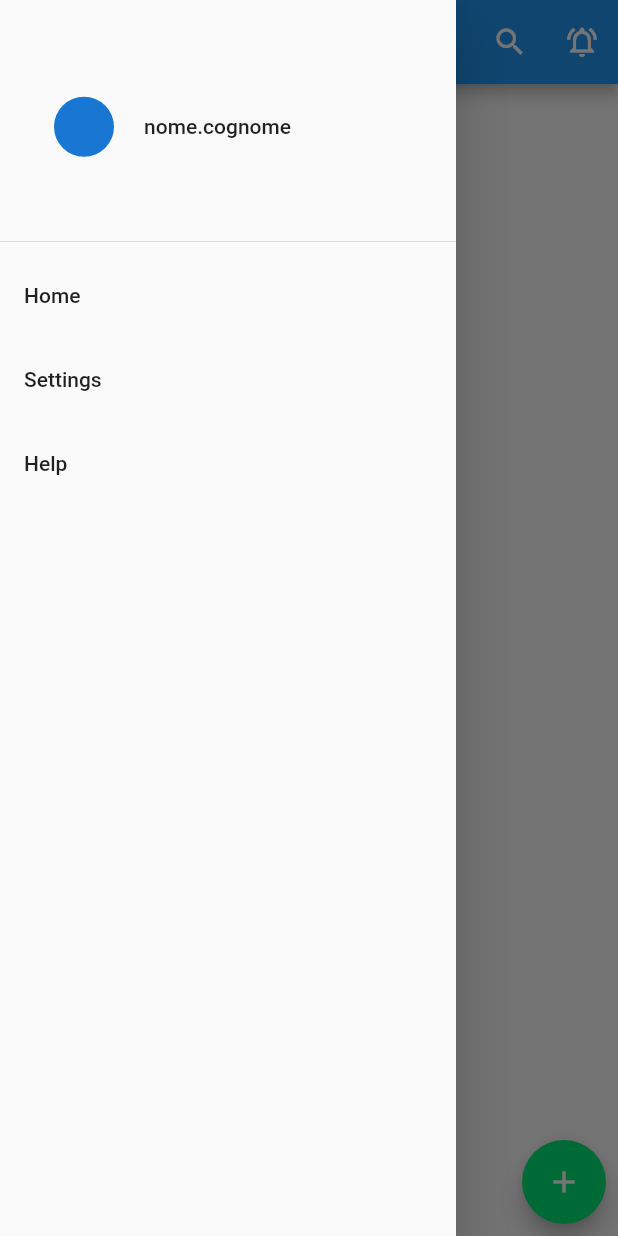
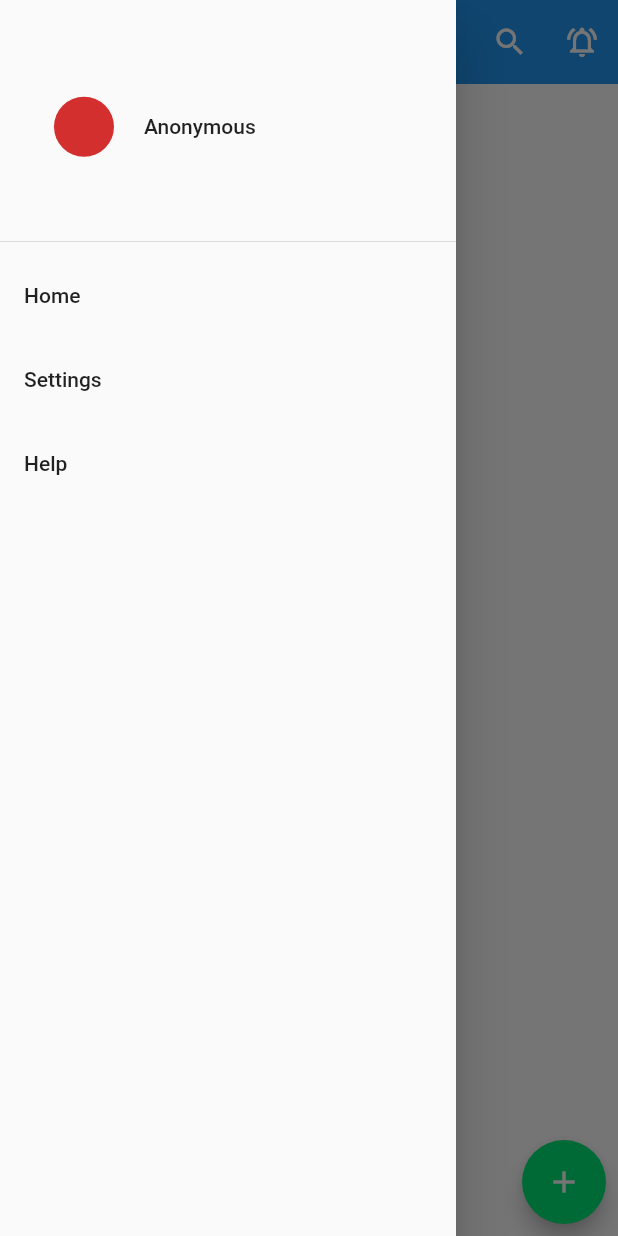
Before and after one commit to AndreaAlbertoMarchesi/checklist_app, a Flutter app: the screen it shows after launch, with the side drawer open, on a phone screen of 412 x 824 dp. Run offline on Flutter 3.47's test engine with Material 2 defaults, Android fonts, the phone set to English and light mode, and no system bars; our stand-ins replace cloud_firestore, firebase_auth, firebase_core, percent_indicator, shared_preferences, swipe_to and 1 more; accounts and stored records are empty; generated files the repository leaves out were written again.

Commit message:
Adding Sign In methods, now working and with also Log out Add dark mode and Shared preferences

```diff
--- a/lib/model/AppState.dart
+++ b/lib/model/AppState.dart
@@ -1,4 +1,4 @@
-import 'package:checklist_app/controller/Storage.dart';
+import 'package:checklist_app/model/AppUser.dart';
 import 'package:checklist_app/services/Database.dart';
 import 'package:flutter/cupertino.dart';
 import 'package:flutter/material.dart';
@@ -14,6 +14,7 @@ class AppState extends ChangeNotifier {
   List<Task> selectedListOfTasks = [];
   List<List<Task>> selectedListOfTasksPath = [];
 
+  AppUser appUser = new AppUser(email: "Anonymous", uid: "Anonymous");
 
   openTask(Task task){
     parentTask = task;
@@ -51,4 +52,96 @@ class AppState extends ChangeNotifier {
   void backToRoot() {
     notifyListeners();
   }
+
+  void setCredential(AppUser user){
+    appUser.email = user.email;
+    appUser.uid = user.uid;
+    notifyListeners();
+  }
+
+  void signOut(){
+    appUser.email = "Anonymous";
+    appUser.uid = "Anonymous";
+    notifyListeners();
+  }
+
+  /*void updateTaskPathPercentage(List<Task> tp) {
+    tp.reversed.forEach((task) {
+      task.updatePercentage();
+    });
+    storage.writeData(root);
+    notifyListeners();
+  }
+
+  void addTask(String title) {
+    task.children.add(Task(title));
+    updateTaskPathPercentage(task.children);
+    print(taskPath.map((e) => e.title).toString());
+    storage.writeData(root);
+    notifyListeners();
+  }
+
+  void deleteTask(Task task, Task parent) {
+    parent.children.remove(task);
+    updateTaskPathPercentage(taskPath);
+    storage.writeData(root);
+    notifyListeners();
+  }
+
+  void backToTask(Task task) {
+    taskPath.removeRange(taskPath.indexOf(task) + 1, taskPath.length);
+    this.task = task;
+    notifyListeners();
+  }
+
+  void backToPreviousTask() {
+    if (taskPath.length > 1) {
+      taskPath.removeLast();
+      this.task = taskPath.last;
+      notifyListeners();
+    }
+  }
+
+  void backToRoot() {
+    taskPath.clear();
+    taskPath.add(root);
+    this.task = root;
+    notifyListeners();
+  }
+
+  void openTask(Task task) {
+    if(!selectedListOfTasks.contains(task)) {
+      taskPath.add(task);
+      this.task = task;
+      notifyListeners();
+    }
+  }
+
+  void moveTask() {
+
+    for(List<Task> tsp in selectedListOfTasksPath){
+      Task tempTask = selectedListOfTasks.first;
+      tsp.last.children.remove(tempTask);
+      updateTaskPathPercentage(tsp.last.children);
+
+      task.children.add(tempTask);
+      selectedListOfTasks.remove(tempTask);
+      updateTaskPathPercentage(taskPath);
+    }
+    selectedListOfTasks.clear();
+    selectedListOfTasksPath.clear();
+
+    notifyListeners();
+  }
+
+  void handleReorder(int oldIndex, int newIndex) {
+    if (oldIndex < newIndex) {
+      newIndex -= 1;
+    }
+    final element = task.children.removeAt(oldIndex);
+    task.children.insert(newIndex, element);
+
+    notifyListeners();
+  }*/
+
 }
--- /dev/null
+++ b/lib/view/Settings/DarkThemeProvider.dart
@@ -0,0 +1,16 @@
+import 'package:checklist_app/view/Settings/DarkThemeState.dart';
+import 'package:checklist_app/view/Settings/SettingsPage.dart';
+import 'package:checklist_app/view/home/Home.dart';
+import 'package:flutter/material.dart';
+import 'package:provider/provider.dart';
+
+
+
+class DarkThemeProvider extends StatelessWidget {
+  @override
+  Widget build(BuildContext context) {
+    return ChangeNotifierProvider(
+        create: (_) => DarkThemeState(),
+        child: Home());
+  }
+}
--- /dev/null
+++ b/lib/view/Settings/DarkThemeState.dart
@@ -0,0 +1,16 @@
+import 'package:checklist_app/view/Settings/SharedPreferences.dart';
+import 'package:flutter/material.dart';
+
+class DarkThemeState with ChangeNotifier {
+
+  DarkThemePreference darkThemePreference = DarkThemePreference();
+  bool _darkTheme = false;
+
+  bool get darkTheme => _darkTheme;
+
+  set darkTheme(bool value) {
+    _darkTheme = value;
+    darkThemePreference.setDarkTheme(value);
+    notifyListeners();
+  }
+}
--- /dev/null
+++ b/lib/view/Settings/SharedPreferences.dart
@@ -0,0 +1,15 @@
+import 'package:shared_preferences/shared_preferences.dart';
+
+class DarkThemePreference {
+  static const THEME_STATUS = "THEMESTATUS";
+
+  setDarkTheme(bool value) async {
+    SharedPreferences prefs = await SharedPreferences.getInstance();
+    prefs.setBool(THEME_STATUS, value);
+  }
+
+  Future<bool> getTheme() async {
+    SharedPreferences prefs = await SharedPreferences.getInstance();
+    return prefs.getBool(THEME_STATUS) ?? false;
+  }
+}
--- /dev/null
+++ b/lib/view/Settings/Styles.dart
@@ -0,0 +1,43 @@
+import 'dart:ui';
+
+import 'package:flutter/material.dart';
+
+class Styles {
+
+  static ThemeData themeData(bool isDarkTheme, BuildContext context) {
+    return ThemeData(
+      primarySwatch: Colors.red,
+      primaryColor: isDarkTheme ? Colors.grey[900] : Colors.blue,
+      scaffoldBackgroundColor: isDarkTheme? Colors.black87 : Colors.white,
+
+      backgroundColor: isDarkTheme ? Colors.black87: Color(0xffF1F5FB),
+
+      textTheme: TextTheme().apply(
+        bodyColor: isDarkTheme ? Colors.black : Colors.black,
+        displayColor: isDarkTheme ? Colors.black : Colors.black,
+      ),
+
+      indicatorColor: isDarkTheme ? Color(0xff0E1D36) : Color(0xffCBDCF8),
+      buttonColor: isDarkTheme ? Color(0xff3B3B3B) : Color(0xffF1F5FB),
+
+      hintColor: isDarkTheme ? Color(0xff280C0B) : Color(0xffEECED3),
+
+      highlightColor: isDarkTheme ? Colors.blueAccent[700]: Colors.lightBlue[50],
+      hoverColor: isDarkTheme ? Color(0xff3A3A3B) : Color(0xff4285F4),
+
+      focusColor: isDarkTheme ? Color(0xff0B2512) : Color(0xffA8DAB5),
+      disabledColor: Colors.grey,
+      textSelectionColor: isDarkTheme ? Colors.black : Colors.black,
+      cardColor: isDarkTheme ? Color(0xFF151515) : Colors.white,
+
+      canvasColor: isDarkTheme ? Colors.black : Colors.grey[50],
+      brightness: isDarkTheme ? Brightness.dark : Brightness.light,
+      buttonTheme: Theme.of(context).buttonTheme.copyWith(
+          colorScheme: isDarkTheme ? ColorScheme.dark() : ColorScheme.light()),
+      appBarTheme: AppBarTheme(
+        elevation: 0.0,
+      ),
+    );
+
+  }
+}
--- a/lib/view/authentication/LoadingPage.dart
+++ b/lib/view/authentication/LoadingPage.dart
@@ -4,9 +4,11 @@ class Loading extends StatelessWidget {
   @override
   Widget build(BuildContext context) {
     return Container(
-      color: Colors.cyan[100],
+      color: Colors.lightBlue[100],
       child: Center(
-        child: Text("loading"),
+        child: Card(
+          child: Text("Loading"),
+        ),
       ),
     );
   }
--- a/lib/view/home/AppStateProvider.dart
+++ b/lib/view/home/AppStateProvider.dart
@@ -1,5 +1,5 @@
 import 'package:checklist_app/model/AppState.dart';
-import 'package:checklist_app/services/Database.dart';
+import 'package:checklist_app/view/Settings/DarkThemeProvider.dart';
 import 'package:flutter/material.dart';
 import 'package:provider/provider.dart';
 
@@ -11,7 +11,8 @@ class AppStateProvider extends StatelessWidget {
 
     return ChangeNotifierProvider(
         create: (_) => AppState(),
-        child: Home()
+        child: DarkThemeProvider(
+        ),
     );
   }
 }
--- a/lib/view/home/Home.dart
+++ b/lib/view/home/Home.dart
@@ -1,6 +1,8 @@
 import 'package:checklist_app/controller/Search.dart';
 import 'package:checklist_app/controller/Storage.dart';
 import 'package:checklist_app/model/AppState.dart';
+import 'package:checklist_app/view/Settings/DarkThemeState.dart';
+import 'package:checklist_app/view/Settings/Styles.dart';
 import 'package:checklist_app/model/Task.dart';
 import 'package:checklist_app/services/Database.dart';
 import 'package:checklist_app/view/home/AddButton.dart';
@@ -20,14 +22,25 @@ class Home extends StatefulWidget {
 
 class HomeState extends State<Home> {
 
+  DarkThemeState darkThemeState = new DarkThemeState();
+
+  @override
+  void initState() {
+    super.initState();
+    getCurrentAppTheme();
+  }
+  void getCurrentAppTheme() async {
+    darkThemeState.darkTheme =
+    await darkThemeState.darkThemePreference.getTheme();
+  }
+
   @override
   Widget build(BuildContext context) {
     final appState = context.watch<AppState>();
-
-
+    final darkState = context.watch<DarkThemeState>();
 
     return MaterialApp(
-      theme: ThemeData.light(),
+      theme: Styles.themeData(darkState.darkTheme, context),
       home: WillPopScope(
         onWillPop: () async {
           appState.backToPreviousTask();
--- a/lib/view/home/SideMenu.dart
+++ b/lib/view/home/SideMenu.dart
@@ -1,5 +1,6 @@
 
 import 'package:checklist_app/model/AppState.dart';
+import 'package:checklist_app/view/Settings/DarkThemeProvider.dart';
 import 'package:checklist_app/view/Settings/SettingsPage.dart';
 import 'package:flutter/cupertino.dart';
 import 'package:flutter/material.dart';
@@ -22,7 +23,7 @@ class SideMenu extends StatelessWidget {
                     child: CircleAvatar(
                     ),
                   ),
-                  Text("nome.cognome")
+                  Text(appState.appUser.email)
                 ],
               )
           ),
@@ -37,7 +38,9 @@ class SideMenu extends StatelessWidget {
             title: Text('Settings'),
             onTap: () {
               Navigator.of(context).pop();
-              Navigator.push(context, MaterialPageRoute(builder: (context) => SettingsPage()));
+              Navigator.of(context).push(
+                  MaterialPageRoute(builder: (context) => SettingsPage())
+              );
             },
           ),
           ListTile(
--- a/lib/view/tasks/ParentTaskItem.dart
+++ b/lib/view/tasks/ParentTaskItem.dart
@@ -1,5 +1,6 @@
 import 'package:checklist_app/model/AppState.dart';
 import 'package:checklist_app/model/Task.dart';
+import 'package:checklist_app/view/Settings/DarkThemeState.dart';
 import 'package:checklist_app/services/Database.dart';
 import 'package:cloud_firestore/cloud_firestore.dart';
 import 'package:flutter/material.dart';
@@ -11,6 +12,15 @@ class ParentTaskItem extends StatelessWidget {
   @override
   Widget build(BuildContext context) {
     final appState = context.watch<AppState>();
+    final darkState = context.watch<DarkThemeState>();
+
+    Color getColor(){
+      if(darkState.darkTheme){
+        return Colors.blueGrey;
+      }else{
+        return Colors.lightBlue[50];
+      }
+    }
 
     return StreamBuilder(
         stream: Database.getTaskStream(appState.parentTask.id),
@@ -24,9 +34,9 @@ class ParentTaskItem extends StatelessWidget {
               child: Container(
                 decoration: BoxDecoration(
                   borderRadius: BorderRadius.circular(10),
-                  color: Colors.lightBlue[100],
+                  color: getColor(),
                   boxShadow: [
-                    BoxShadow(color: Colors.lightBlue[100], spreadRadius: 3),
+                    BoxShadow(color: getColor(), spreadRadius: 3),
                   ],
                 ),
                 child: Row(
@@ -48,10 +58,26 @@ class ParentTaskItem extends StatelessWidget {
                       padding: EdgeInsets.fromLTRB(0, 0, 10, 0),
                       /*
               child: CircularPercentIndicator(
-                radius: 35.0,
+                radius: 45.0,
                 lineWidth: 8.0,
                 percent: appState.task.percentage.toDouble(),
+                animation: true,
+                animateFromLastPercent: true,
+                circularStrokeCap: CircularStrokeCap.round,
                 center: isCompleted(appState.task, appState.task.percentage.toDouble()),
+                linearGradient: LinearGradient(
+                    colors: [
+                      Colors.greenAccent[400],
+                      Colors.red,
+                    ]
+
+                ),
+              ),
+            ),
+          ],
+        ),
+      ),
+    );
                 progressColor: Colors.greenAccent[400],
               ),*/
                     ),
@@ -73,11 +99,13 @@ class ParentTaskItem extends StatelessWidget {
 
   Widget isCompleted(Task task, num percentage){
     if((percentage*100) == 100.0){
-      return Image.asset('images/completeIcon.png');
+      return Icon(
+        IconData(0xf10d, fontFamily: 'MaterialIcons'),
+        color: Colors.greenAccent[700],
+      );
     }else
       return Text(
-          (task.percentage * 100).toInt().toString() +
-              "%");
+          (task.percentage * 100).toInt().toString() + "%");
   }
 
 }
```
Also changed, not shown: lib/controller/CloudFirestoneSearch.dart (added, +64 -0 lines), lib/services/AuthenticationService.dart (+12 -2 lines), lib/services/Database.dart (+10 -2 lines), lib/view/Settings/SettingsPage.dart (+29 -14 lines), lib/view/authentication/Authenticate.dart (+14 -4 lines), lib/view/authentication/Register.dart (+32 -11 lines), lib/view/authentication/SignOut.dart (added, +68 -0 lines), lib/view/authentication/Sign_In.dart (+32 -8 lines), lib/view/tasks/tasksList/taskItem/CheckboxRow.dart (+27 -2 lines), lib/view/tasks/tasksList/taskItem/PercentageRow.dart (+15 -5 lines).
